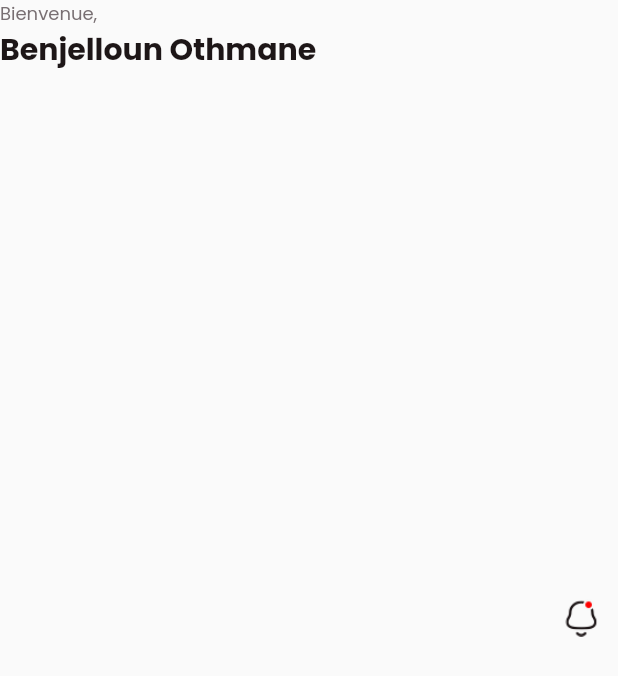
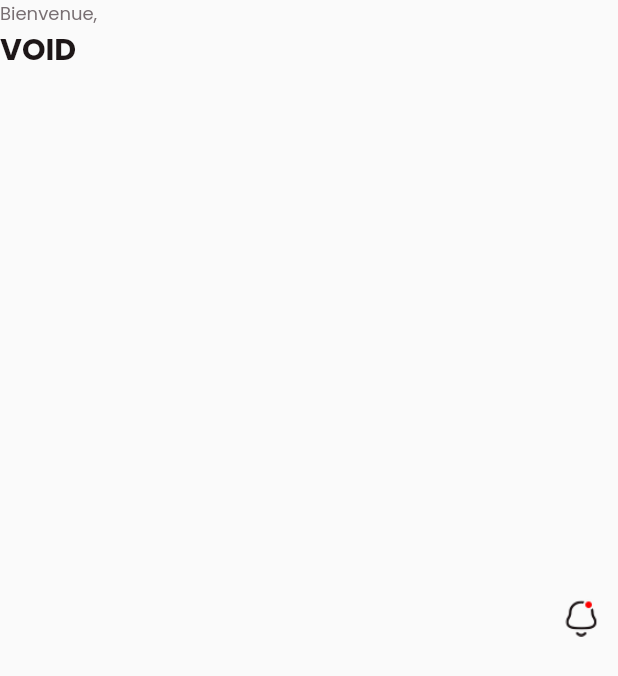
Before and after one commit to SmartFitUCA/SmartFit_App, a Flutter app: the EnteteHomeView widget shown alone on an empty page, opened directly, on a phone screen of 412 x 824 dp. Shown: the top 676 px of the screen. Run offline on Flutter 3.47's test engine with Material 2 defaults, Android fonts, the phone set to English and light mode, and no system bars; our stand-ins replace animated_toggle_switch, csv, email_validator, file_picker, fl_chart, flutter_svg and 5 more; missing offline and left inert: dart:ffi, fit_tool, universal_html.

Commit message:
correction entete personaliser

```diff
--- a/lib/common_widget/other/entete_home_view.dart
+++ b/lib/common_widget/other/entete_home_view.dart
@@ -1,5 +1,7 @@
 import 'package:flutter/material.dart';
+import 'package:provider/provider.dart';
 import 'package:smartfit_app_mobile/common/colo_extension.dart';
+import 'package:smartfit_app_mobile/modele/user.dart';
 import 'package:smartfit_app_mobile/view/home/notification_view.dart';
 
 class EnteteHomeView extends StatelessWidget {
@@ -18,7 +20,7 @@ class EnteteHomeView extends StatelessWidget {
               style: TextStyle(color: TColor.gray, fontSize: 12),
             ),
             Text(
-              "Benjelloun Othmane",
+              context.watch<User>().username,
               style: TextStyle(
                   color: TColor.black,
                   fontSize: 20,
```
